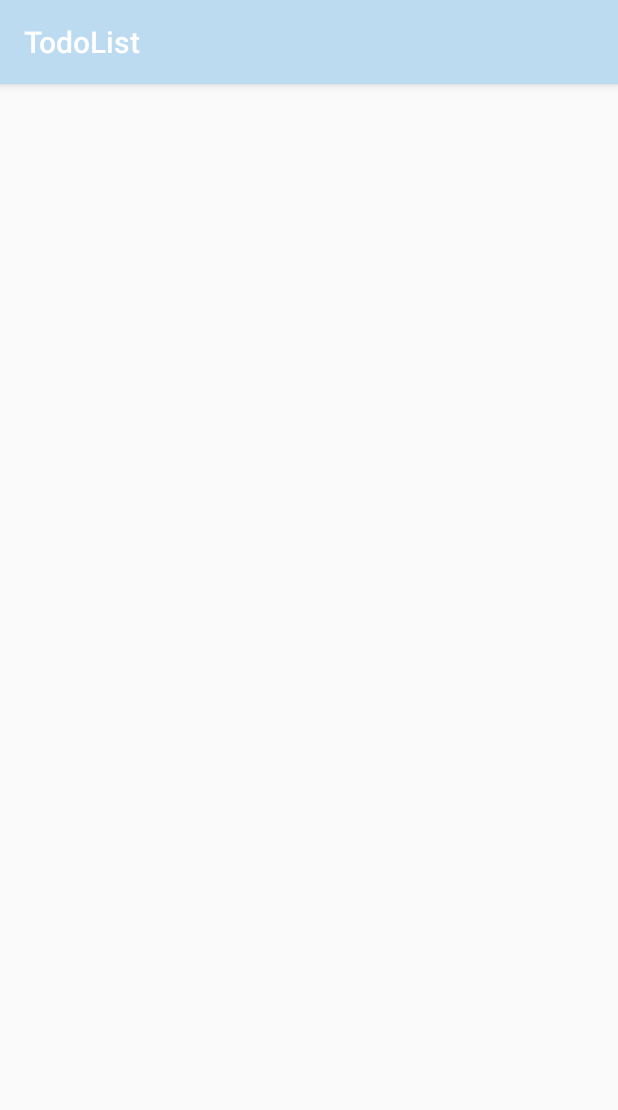
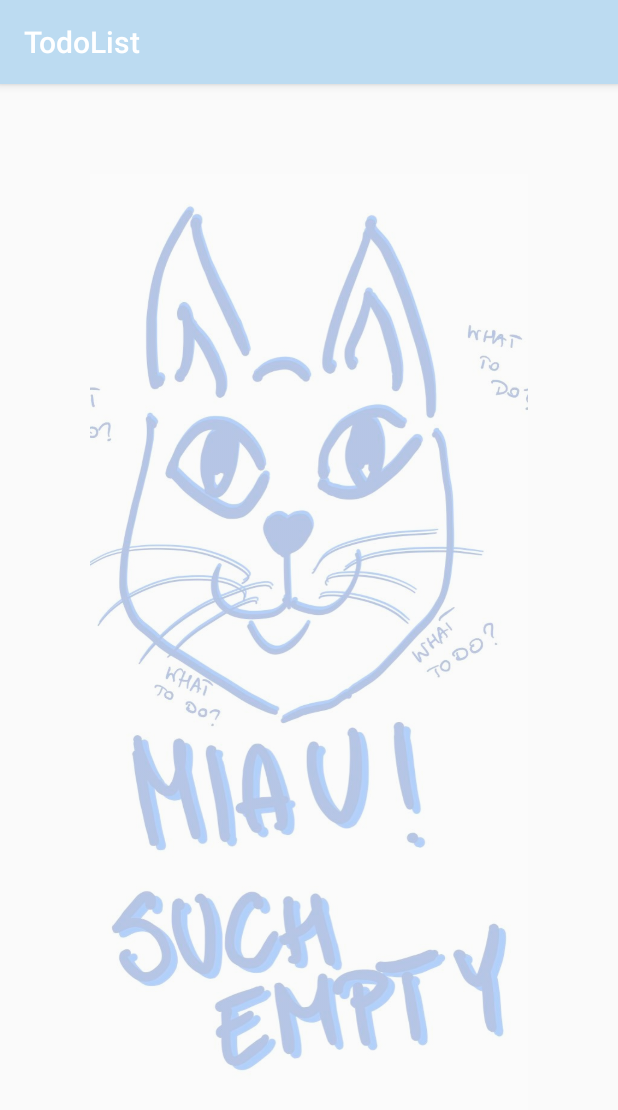
Before and after one commit to fturek/TodoList, an Android app: the fragment ListTodoFragment shown on its own in the app's theme, on a phone screen of 412 x 824 dp. Shown: the top 1110 px of the screen. Run offline under Robolectric (Android 15) with nearby library versions, the phone set to English and light mode, and no system bars; our stand-ins replace Dagger/Hilt's generated code, Firebase (no records; nobody signed in at launch, a user with empty details on screens opened directly), RxJava; libraries missing offline, so code that uses them is left out: com.afollestad.materialdialogs; 1 statement that could not run was skipped.

Commit message:
Add empty place holder :P

```diff
--- a/app/src/main/java/com/fturek/todolist/ui/listtodo/ListTodoFragment.kt
+++ b/app/src/main/java/com/fturek/todolist/ui/listtodo/ListTodoFragment.kt
@@ -61,11 +61,10 @@ class ListTodoFragment : BaseFragment() {
         binding.todoRecyclerView.adapter = todosListAdapter
         binding.todoRecyclerView.layoutManager = LinearLayoutManager(activity)
 
+        handleShowingPlaceHolder()
         handleLoader()
-
         handleClicks()
     }
-
 
     override fun onStart() {
         super.onStart()
@@ -123,6 +122,7 @@ class ListTodoFragment : BaseFragment() {
                     }
                     Status.LOADED -> {
                         hideHUD()
+                        handleShowingPlaceHolder()
                     }
                     Status.FAILED -> {
                         hideHUD()
@@ -133,6 +133,7 @@ class ListTodoFragment : BaseFragment() {
                         showToastWithMsg(
                             getString(R.string.delete_delete_item_success)
                         )
+                        handleShowingPlaceHolder()
                     }
                     Status.DELETED_FAILED -> {
                         showToastWithMsg(
@@ -141,6 +142,14 @@ class ListTodoFragment : BaseFragment() {
                     }
                 }
             })
+    }
+
+    private fun handleShowingPlaceHolder() {
+        if (!(binding.todoRecyclerView.adapter as TodoListAdapter).todoList.isNullOrEmpty()) {
+            binding.emptyPlaceHolder.visibility = View.GONE
+            return
+        }
+        binding.emptyPlaceHolder.visibility = View.VISIBLE
     }
 
     companion object {
--- a/app/src/main/res/layout/fragment_list_todo.xml
+++ b/app/src/main/res/layout/fragment_list_todo.xml
@@ -15,4 +15,19 @@
         app:layout_constraintStart_toStartOf="parent"
         app:layout_constraintTop_toTopOf="parent" />
 
+    <ImageView
+        android:id="@+id/empty_place_holder"
+        android:layout_width="match_parent"
+        android:layout_height="match_parent"
+        android:layout_margin="60dp"
+        android:alpha="0.3"
+        android:scaleType="centerCrop"
+        android:src="@drawable/empty_place_holder"
+        app:layout_constraintBottom_toBottomOf="parent"
+        app:layout_constraintDimensionRatio="w,1:1"
+        app:layout_constraintEnd_toEndOf="parent"
+        app:layout_constraintHorizontal_bias="0.6"
+        app:layout_constraintStart_toStartOf="parent"
+        app:layout_constraintTop_toTopOf="parent" />
+
 </androidx.constraintlayout.widget.ConstraintLayout>
```
Also changed, not shown: app/src/main/res/drawable/empty_place_holder.jpg (added).
